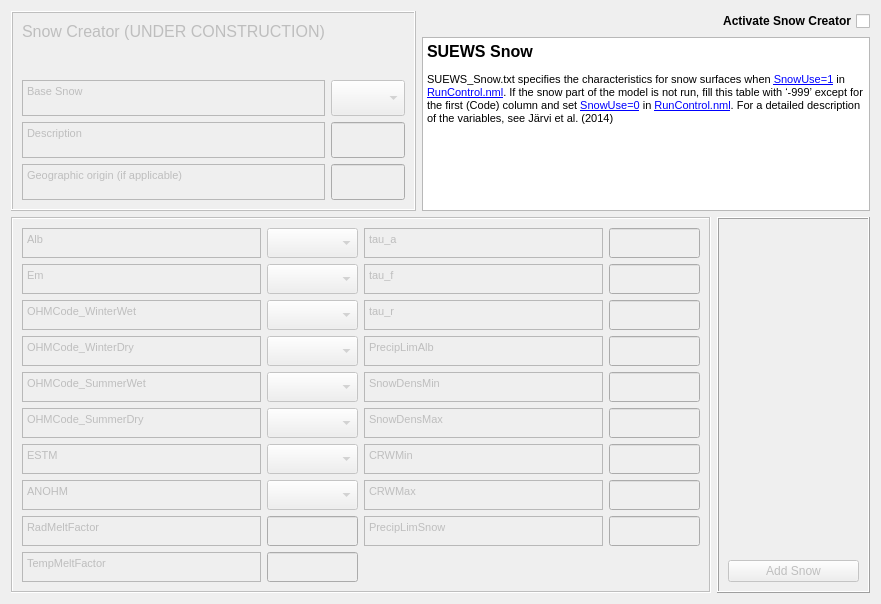
Before: the Qt Designer form tabs/snow_tab.ui in gusbacos/suews_database_manager, drawn with Qt 5.
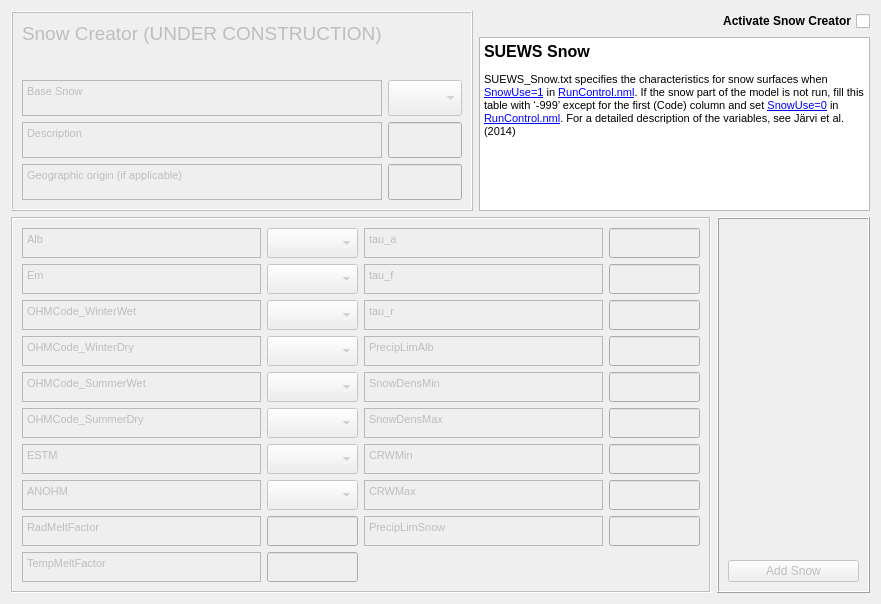
After: the same form once the commit is applied. Custom widgets are drawn as their Qt base class.

The edit to the form file:
```diff
--- a/tabs/snow_tab.ui
+++ b/tabs/snow_tab.ui
@@ -44,8 +44,8 @@
       <string>&lt;!DOCTYPE HTML PUBLIC &quot;-//W3C//DTD HTML 4.0//EN&quot; &quot;http://www.w3.org/TR/REC-html40/strict.dtd&quot;&gt;
 &lt;html&gt;&lt;head&gt;&lt;meta name=&quot;qrichtext&quot; content=&quot;1&quot; /&gt;&lt;style type=&quot;text/css&quot;&gt;
 p, li { white-space: pre-wrap; }
-&lt;/style&gt;&lt;/head&gt;&lt;body style=&quot; font-family:'MS Shell Dlg 2'; font-size:7.8pt; font-weight:400; font-style:normal;&quot;&gt;
-&lt;p style=&quot; margin-top:12px; margin-bottom:12px; margin-left:0px; margin-right:0px; -qt-block-indent:0; text-indent:0px;&quot;&gt;&lt;span style=&quot; font-size:12pt; font-weight:600;&quot;&gt;SUEWS Snow&lt;/span&gt;&lt;/p&gt;
+&lt;/style&gt;&lt;/head&gt;&lt;body style=&quot; font-family:'MS Shell Dlg 2'; font-size:12pt; font-weight:400; font-style:normal;&quot;&gt;
+&lt;p style=&quot; margin-top:12px; margin-bottom:12px; margin-left:0px; margin-right:0px; -qt-block-indent:0; text-indent:0px;&quot;&gt;&lt;span style=&quot; font-weight:600;&quot;&gt;SUEWS Snow&lt;/span&gt;&lt;/p&gt;
 &lt;p style=&quot; margin-top:12px; margin-bottom:12px; margin-left:0px; margin-right:0px; -qt-block-indent:0; text-indent:0px;&quot;&gt;&lt;span style=&quot; font-size:8pt;&quot;&gt;SUEWS_Snow.txt specifies the characteristics for snow surfaces when &lt;/span&gt;&lt;a href=&quot;https://suews-docs.readthedocs.io/en/latest/input_files/RunControl/scheme_options.html#cmdoption-arg-SnowUse&quot;&gt;&lt;span style=&quot; font-family:'Courier New'; font-size:8pt; text-decoration: underline; color:#0000ff;&quot;&gt;SnowUse=1&lt;/span&gt;&lt;/a&gt;&lt;span style=&quot; font-size:8pt;&quot;&gt; in &lt;/span&gt;&lt;a href=&quot;https://suews-docs.readthedocs.io/en/latest/input_files/RunControl/RunControl.html#runcontrol-nml&quot;&gt;&lt;span style=&quot; font-size:8pt; text-decoration: underline; color:#0000ff;&quot;&gt;RunControl.nml&lt;/span&gt;&lt;/a&gt;&lt;span style=&quot; font-size:8pt;&quot;&gt;. If the snow part of the model is not run, fill this table with ‘-999’ except for the first (Code) column and set &lt;/span&gt;&lt;a href=&quot;https://suews-docs.readthedocs.io/en/latest/input_files/RunControl/scheme_options.html#cmdoption-arg-SnowUse&quot;&gt;&lt;span style=&quot; font-family:'Courier New'; font-size:8pt; text-decoration: underline; color:#0000ff;&quot;&gt;SnowUse=0&lt;/span&gt;&lt;/a&gt;&lt;span style=&quot; font-size:8pt;&quot;&gt; in &lt;/span&gt;&lt;a href=&quot;https://suews-docs.readthedocs.io/en/latest/input_files/RunControl/RunControl.html#runcontrol-nml&quot;&gt;&lt;span style=&quot; font-size:8pt; text-decoration: underline; color:#0000ff;&quot;&gt;RunControl.nml&lt;/span&gt;&lt;/a&gt;&lt;span style=&quot; font-size:8pt;&quot;&gt;. For a detailed description of the variables, see Järvi et al. (2014)&lt;/span&gt;&lt;/p&gt;&lt;/body&gt;&lt;/html&gt;</string>
      </property>
      <property name="openExternalLinks">
@@ -155,7 +155,7 @@
          <string>&lt;!DOCTYPE HTML PUBLIC &quot;-//W3C//DTD HTML 4.0//EN&quot; &quot;http://www.w3.org/TR/REC-html40/strict.dtd&quot;&gt;
 &lt;html&gt;&lt;head&gt;&lt;meta name=&quot;qrichtext&quot; content=&quot;1&quot; /&gt;&lt;style type=&quot;text/css&quot;&gt;
 p, li { white-space: pre-wrap; }
-&lt;/style&gt;&lt;/head&gt;&lt;body style=&quot; font-family:'MS Shell Dlg 2'; font-size:7.8pt; font-weight:400; font-style:normal;&quot;&gt;
+&lt;/style&gt;&lt;/head&gt;&lt;body style=&quot; font-family:'MS Shell Dlg 2'; font-size:12pt; font-weight:400; font-style:normal;&quot;&gt;
 &lt;p style=&quot; margin-top:0px; margin-bottom:0px; margin-left:0px; margin-right:0px; -qt-block-indent:0; text-indent:0px;&quot;&gt;&lt;span style=&quot; font-size:8pt;&quot;&gt;Description&lt;/span&gt;&lt;/p&gt;&lt;/body&gt;&lt;/html&gt;</string>
         </property>
        </widget>
@@ -166,8 +166,8 @@
          <string>&lt;!DOCTYPE HTML PUBLIC &quot;-//W3C//DTD HTML 4.0//EN&quot; &quot;http://www.w3.org/TR/REC-html40/strict.dtd&quot;&gt;
 &lt;html&gt;&lt;head&gt;&lt;meta name=&quot;qrichtext&quot; content=&quot;1&quot; /&gt;&lt;style type=&quot;text/css&quot;&gt;
 p, li { white-space: pre-wrap; }
-&lt;/style&gt;&lt;/head&gt;&lt;body style=&quot; font-family:'MS Shell Dlg 2'; font-size:8pt; font-weight:400; font-style:normal;&quot;&gt;
-&lt;p style=&quot; margin-top:0px; margin-bottom:0px; margin-left:0px; margin-right:0px; -qt-block-indent:0; text-indent:0px;&quot;&gt;&lt;span style=&quot; font-size:12pt;&quot;&gt;Snow Creator &lt;/span&gt;&lt;span style=&quot; font-size:12pt;&quot;&gt;(UNDER CONSTRUCTION)&lt;/span&gt;&lt;/p&gt;&lt;/body&gt;&lt;/html&gt;</string>
+&lt;/style&gt;&lt;/head&gt;&lt;body style=&quot; font-family:'MS Shell Dlg 2'; font-size:12pt; font-weight:400; font-style:normal;&quot;&gt;
+&lt;p style=&quot; margin-top:0px; margin-bottom:0px; margin-left:0px; margin-right:0px; -qt-block-indent:0; text-indent:0px;&quot;&gt;&lt;span style=&quot; font-size:14pt;&quot;&gt;Snow Creator (UNDER CONSTRUCTION)&lt;/span&gt;&lt;/p&gt;&lt;/body&gt;&lt;/html&gt;</string>
         </property>
        </widget>
       </item>
@@ -192,7 +192,7 @@
          <string>&lt;!DOCTYPE HTML PUBLIC &quot;-//W3C//DTD HTML 4.0//EN&quot; &quot;http://www.w3.org/TR/REC-html40/strict.dtd&quot;&gt;
 &lt;html&gt;&lt;head&gt;&lt;meta name=&quot;qrichtext&quot; content=&quot;1&quot; /&gt;&lt;style type=&quot;text/css&quot;&gt;
 p, li { white-space: pre-wrap; }
-&lt;/style&gt;&lt;/head&gt;&lt;body style=&quot; font-family:'MS Shell Dlg 2'; font-size:7.8pt; font-weight:400; font-style:normal;&quot;&gt;
+&lt;/style&gt;&lt;/head&gt;&lt;body style=&quot; font-family:'MS Shell Dlg 2'; font-size:12pt; font-weight:400; font-style:normal;&quot;&gt;
 &lt;p style=&quot; margin-top:0px; margin-bottom:0px; margin-left:0px; margin-right:0px; -qt-block-indent:0; text-indent:0px;&quot;&gt;&lt;span style=&quot; font-size:8pt;&quot;&gt;Base Snow&lt;/span&gt;&lt;/p&gt;&lt;/body&gt;&lt;/html&gt;</string>
         </property>
        </widget>
@@ -259,7 +259,7 @@
          <string>&lt;!DOCTYPE HTML PUBLIC &quot;-//W3C//DTD HTML 4.0//EN&quot; &quot;http://www.w3.org/TR/REC-html40/strict.dtd&quot;&gt;
 &lt;html&gt;&lt;head&gt;&lt;meta name=&quot;qrichtext&quot; content=&quot;1&quot; /&gt;&lt;style type=&quot;text/css&quot;&gt;
 p, li { white-space: pre-wrap; }
-&lt;/style&gt;&lt;/head&gt;&lt;body style=&quot; font-family:'MS Shell Dlg 2'; font-size:7.8pt; font-weight:400; font-style:normal;&quot;&gt;
+&lt;/style&gt;&lt;/head&gt;&lt;body style=&quot; font-family:'MS Shell Dlg 2'; font-size:12pt; font-weight:400; font-style:normal;&quot;&gt;
 &lt;p style=&quot; margin-top:0px; margin-bottom:0px; margin-left:0px; margin-right:0px; -qt-block-indent:0; text-indent:0px;&quot;&gt;&lt;span style=&quot; font-size:8pt;&quot;&gt;Geographic origin (if applicable)&lt;/span&gt;&lt;/p&gt;&lt;/body&gt;&lt;/html&gt;</string>
         </property>
        </widget>
```
Left out of the diff: 38 changed lines with no effect on the pictures.
